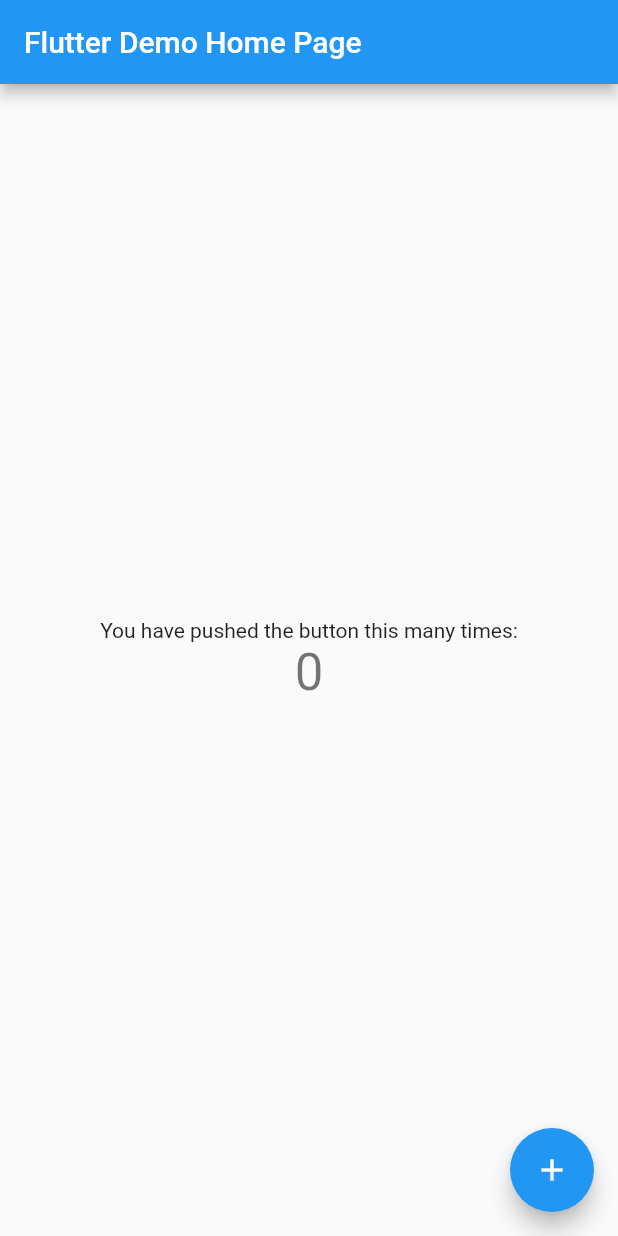
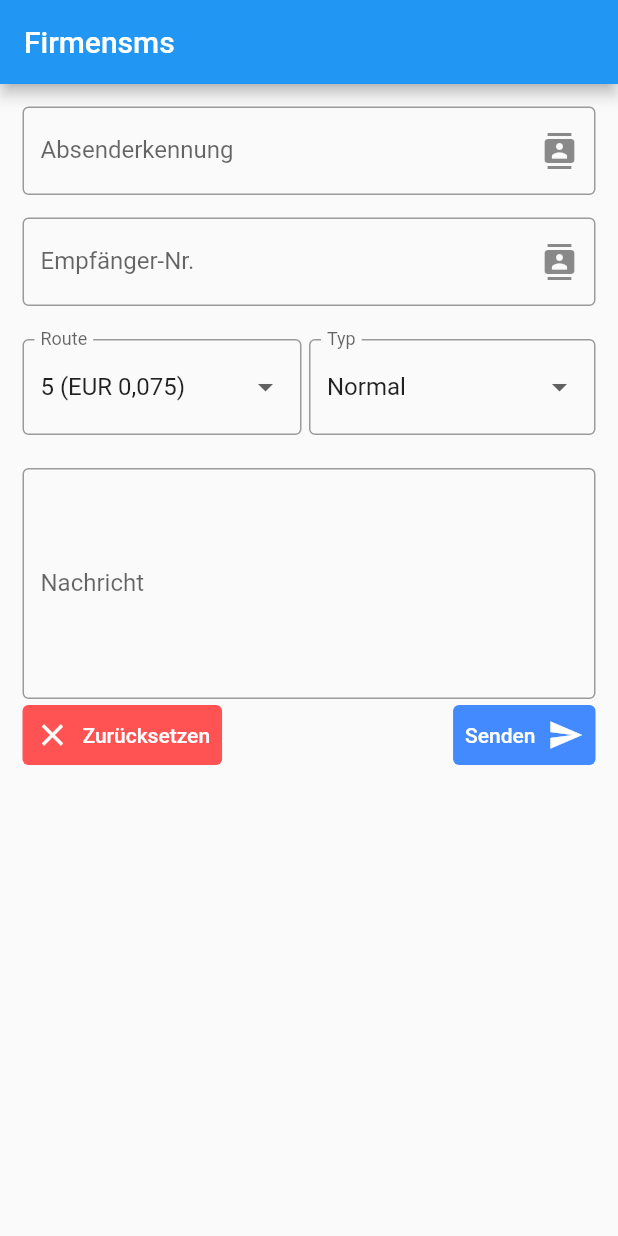
Before and after one commit to mwllgr/firmensms-flutter, a Flutter app: the screen it shows after launch, on a phone screen of 412 x 824 dp. Run offline on Flutter 3.47's test engine with Material 2 defaults, Android fonts, the phone set to English and light mode, and no system bars; missing offline and left inert: fluttercontactpicker.

```diff
--- a/lib/main.dart
+++ b/lib/main.dart
@@ -1,115 +1,25 @@
+import 'package:firmensms/pages/compose.dart';
 import 'package:flutter/material.dart';
 
 void main() {
-  runApp(const MyApp());
+  runApp(const SmsApp());
 }
 
-class MyApp extends StatelessWidget {
-  const MyApp({Key? key}) : super(key: key);
+class SmsApp extends StatelessWidget {
+  const SmsApp({Key? key}) : super(key: key);
 
-  // This widget is the root of your application.
   @override
   Widget build(BuildContext context) {
     return MaterialApp(
-      title: 'Flutter Demo',
+      title: 'Firmensms',
       theme: ThemeData(
-        // This is the theme of your application.
-        //
-        // Try running your application with "flutter run". You'll see the
-        // application has a blue toolbar. Then, without quitting the app, try
-        // changing the primarySwatch below to Colors.green and then invoke
-        // "hot reload" (press "r" in the console where you ran "flutter run",
-        // or simply save your changes to "hot reload" in a Flutter IDE).
-        // Notice that the counter didn't reset back to zero; the application
-        // is not restarted.
-        primarySwatch: Colors.blue,
+          primaryTextTheme: const TextTheme(
+              headline6: TextStyle(
+                  color: Colors.white
+              )
+          )
       ),
-      home: const MyHomePage(title: 'Flutter Demo Home Page'),
+      home: const ComposePage(),
     );
   }
 }
-
-class MyHomePage extends StatefulWidget {
-  const MyHomePage({Key? key, required this.title}) : super(key: key);
-
-  // This widget is the home page of your application. It is stateful, meaning
-  // that it has a State object (defined below) that contains fields that affect
-  // how it looks.
-
-  // This class is the configuration for the state. It holds the values (in this
-  // case the title) provided by the parent (in this case the App widget) and
-  // used by the build method of the State. Fields in a Widget subclass are
-  // always marked "final".
-
-  final String title;
-
-  @override
-  State<MyHomePage> createState() => _MyHomePageState();
-}
-
-class _MyHomePageState extends State<MyHomePage> {
-  int _counter = 0;
-
-  void _incrementCounter() {
-    setState(() {
-      // This call to setState tells the Flutter framework that something has
-      // changed in this State, which causes it to rerun the build method below
-      // so that the display can reflect the updated values. If we changed
-      // _counter without calling setState(), then the build method would not be
-      // called again, and so nothing would appear to happen.
-      _counter++;
-    });
-  }
-
-  @override
-  Widget build(BuildContext context) {
-    // This method is rerun every time setState is called, for instance as done
-    // by the _incrementCounter method above.
-    //
-    // The Flutter framework has been optimized to make rerunning build methods
-    // fast, so that you can just rebuild anything that needs updating rather
-    // than having to individually change instances of widgets.
-    return Scaffold(
-      appBar: AppBar(
-        // Here we take the value from the MyHomePage object that was created by
-        // the App.build method, and use it to set our appbar title.
-        title: Text(widget.title),
-      ),
-      body: Center(
-        // Center is a layout widget. It takes a single child and positions it
-        // in the middle of the parent.
-        child: Column(
-          // Column is also a layout widget. It takes a list of children and
-          // arranges them vertically. By default, it sizes itself to fit its
-          // children horizontally, and tries to be as tall as its parent.
-          //
-          // Invoke "debug painting" (press "p" in the console, choose the
-          // "Toggle Debug Paint" action from the Flutter Inspector in Android
-          // Studio, or the "Toggle Debug Paint" command in Visual Studio Code)
-          // to see the wireframe for each widget.
-          //
-          // Column has various properties to control how it sizes itself and
-          // how it positions its children. Here we use mainAxisAlignment to
-          // center the children vertically; the main axis here is the vertical
-          // axis because Columns are vertical (the cross axis would be
-          // horizontal).
-          mainAxisAlignment: MainAxisAlignment.center,
-          children: <Widget>[
-            const Text(
-              'You have pushed the button this many times:',
-            ),
-            Text(
-              '$_counter',
-              style: Theme.of(context).textTheme.headline4,
-            ),
-          ],
-        ),
-      ),
-      floatingActionButton: FloatingActionButton(
-        onPressed: _incrementCounter,
-        tooltip: 'Increment',
-        child: const Icon(Icons.add),
-      ), // This trailing comma makes auto-formatting nicer for build methods.
-    );
-  }
-}
--- /dev/null
+++ b/lib/pages/compose.dart
@@ -0,0 +1,216 @@
+import 'package:flutter/foundation.dart';
+import 'package:flutter/material.dart';
+import 'package:flutter/services.dart';
+import 'package:fluttercontactpicker/fluttercontactpicker.dart';
+
+class ComposePage extends StatefulWidget {
+  const ComposePage({Key? key}) : super(key: key);
+
+  @override
+  _ComposePageState createState() => _ComposePageState();
+}
+
+class _ComposePageState extends State<ComposePage> {
+  final _formKey = GlobalKey<FormState>();
+  String route = '5 (EUR 0,075)';
+  String type = 'Normal';
+
+  @override
+  Widget build(BuildContext context) {
+    // Build a Form widget using the _formKey created above.
+    return Scaffold(
+        appBar: AppBar(
+          title: const Text("Firmensms"),
+          systemOverlayStyle: SystemUiOverlayStyle.light,
+        ),
+        body: SingleChildScrollView(
+            child: Column(children: [
+              Form(
+                key: _formKey,
+                child: Column(
+                  crossAxisAlignment: CrossAxisAlignment.start,
+                  children: [
+                    Container(
+                        padding: const EdgeInsets.fromLTRB(15, 15, 15, 0),
+                        child: TextFormField(
+                          validator: (value) {
+                            if (value == null || value.isEmpty) {
+                              return 'Feld darf nicht leer sein';
+                            }
+                            return null;
+                          },
+                          onSaved: (String? value) {
+
+                          },
+                          maxLength: 17,
+                          onFieldSubmitted: (_) {
+                            // showFinishDialog(context);
+                          },
+                          textInputAction: TextInputAction.next,
+                          decoration: InputDecoration(
+                              suffixIcon: IconButton(
+                                onPressed: () => {
+                                  openContactFrom()
+                                },
+                                icon: const Icon(Icons.contacts),
+                              ),
+                              border: const OutlineInputBorder(),
+                              labelText: 'Absenderkennung',
+                              counter: const SizedBox.shrink()),
+                        )),
+                    Container(
+                        padding: const EdgeInsets.fromLTRB(15, 15, 15, 7),
+                        child: TextFormField(
+                          validator: (value) {
+                            if (value == null || value.isEmpty) {
+                              return 'Feld darf nicht leer sein';
+                            }
+                            return null;
+                          },
+                          onSaved: (String? value) {},
+                          maxLength: 17,
+                          onFieldSubmitted: (_) {
+                            // showFinishDialog(context);
+                          },
+                          textInputAction: TextInputAction.next,
+                          decoration: InputDecoration(
+                              suffixIcon: IconButton(
+                                onPressed: () => {
+                                  openContactTo()
+                                },
+                                icon: const Icon(Icons.contacts),
+                              ),
+                              border: const OutlineInputBorder(),
+                              labelText: 'Empfänger-Nr.',
+                              counter: const SizedBox.shrink()),
+                        )),
+                    Container(
+                        padding: const EdgeInsets.fromLTRB(15, 15, 15, 7),
+                        child: Row(
+                          children: [
+                            Flexible(
+                                child: Container(
+                                    padding: const EdgeInsets.fromLTRB(0, 0, 5, 0),
+                                    child: DropdownButtonFormField(
+                                        value: route,
+                                        onChanged: (String? newValue) {
+                                          setState(() {
+                                            route = newValue!;
+                                          });
+                                        },
+                                        decoration: const InputDecoration(
+                                            border: OutlineInputBorder(),
+                                            labelText: 'Route',
+                                            counter: SizedBox.shrink()),
+                                        items: <String>[
+                                          "3 (EUR 0,085)",
+                                          "5 (EUR 0,075)",
+                                          "6 (EUR 0,05)"
+                                        ].map<DropdownMenuItem<String>>(
+                                                (String value) {
+                                              return DropdownMenuItem<String>(
+                                                value: value,
+                                                child: Text(value),
+                                              );
+                                            }).toList()))),
+                            Flexible(
+                                child: DropdownButtonFormField(
+                                    value: type,
+                                    onChanged: (String? newValue) {
+                                      setState(() {
+                                        type = newValue!;
+                                      });
+                                    },
+                                    decoration: const InputDecoration(
+                                        border: OutlineInputBorder(),
+                                        labelText: 'Typ',
+                                        counter: SizedBox.shrink()),
+                                    items: <String>["Normal", "Voice", "Flash"]
+                                        .map<DropdownMenuItem<String>>(
+                                            (String value) {
+                                          return DropdownMenuItem<String>(
+                                            value: value,
+                                            child: Text(value),
+                                          );
+                                        }).toList()))
+                          ],
+                        )),
+                    Container(
+                        padding: const EdgeInsets.fromLTRB(15, 15, 15, 0),
+                        child: TextFormField(
+                          validator: (value) {
+                            if (value == null || value.isEmpty) {
+                              return 'Feld darf nicht leer sein';
+                            }
+                            return null;
+                          },
+                          onSaved: (String? value) {},
+                          maxLength: 1000,
+                          maxLines: 6,
+                          onFieldSubmitted: (_) {
+                            // showFinishDialog(context);
+                          },
+                          textInputAction: TextInputAction.next,
+                          decoration: const InputDecoration(
+                              border: OutlineInputBorder(),
+                              labelText: 'Nachricht',
+                              counter: SizedBox.shrink()),
+                        )),
+                    Row(children: [
+                      Container(
+                          padding: const EdgeInsets.fromLTRB(15, 0, 15, 0),
+                          child: TextButton.icon(
+                            icon: const Icon(Icons.clear),
+                            label: const Text('Zurücksetzen'),
+                            style: TextButton.styleFrom(
+                              primary: Colors.white,
+                              backgroundColor: Colors.redAccent,
+                              onSurface: Colors.grey,
+                            ),
+                            onPressed: () {
+                              _formKey.currentState?.reset();
+                              FocusScope.of(context).unfocus();
+                            },
+                          )),
+                      const Spacer(),
+                      Container(
+                          padding: const EdgeInsets.fromLTRB(0, 0, 15, 0),
+                          child: TextButton.icon(
+                            icon: const Text('Senden'),
+                            label: const Icon(Icons.send),
+                            style: TextButton.styleFrom(
+                              primary: Colors.white,
+                              backgroundColor: Colors.blueAccent,
+                              onSurface: Colors.grey,
+                            ),
+                            onPressed: () {
+                              send();
+                            },
+                          ))
+                    ])
+                  ],
+                ),
+              )
+            ])));
+  }
+
+  Future<void> openContactFrom() async {
+    final fromContact = await FlutterContactPicker.pickPhoneContact(askForPermission: true);
+    if (kDebugMode) {
+      print(fromContact.phoneNumber?.number);
+    }
+  }
+
+  Future<void> openContactTo() async {
+    final toContact = await FlutterContactPicker.pickPhoneContact(askForPermission: true);
+    if (kDebugMode) {
+      print(toContact.phoneNumber?.number);
+    }
+  }
+
+  void send() {
+    if (kDebugMode) {
+      print("Sending!");
+    }
+  }
+}
```
Also changed, not shown: pubspec.lock, 1 other file.
